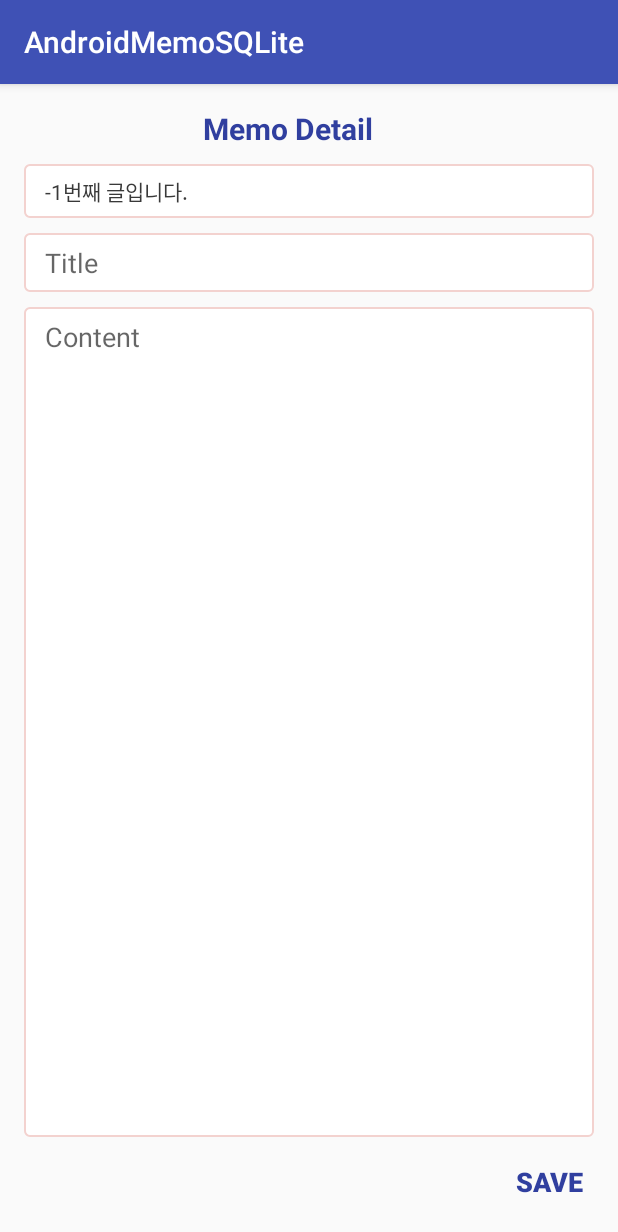
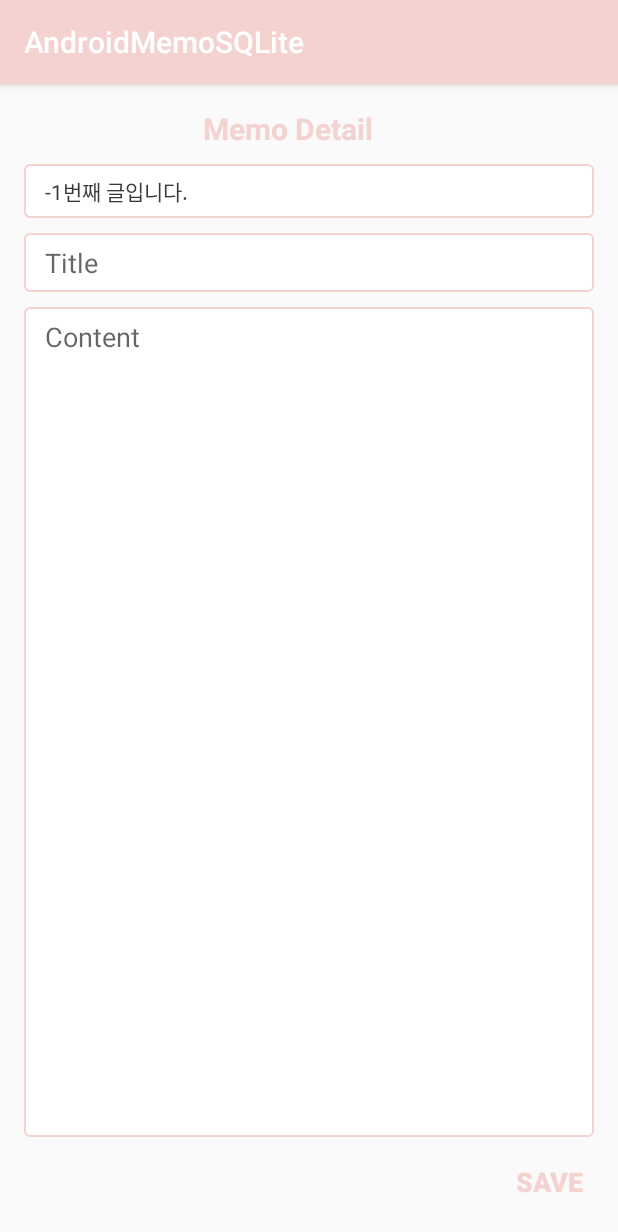
Before and after one commit to Hanturtle/OSS_TeamProject, an Android app: the MemoActivity screen opened directly, with no data from a screen before it, on a phone screen of 412 x 824 dp. Shown: the top 1232 px of the screen. Run offline under Robolectric (Android 15) with nearby library versions, the phone set to English and light mode, and no system bars.

Commit message:
스타일, 컬러 수정

```diff
--- a/app/src/main/res/values/colors.xml
+++ b/app/src/main/res/values/colors.xml
@@ -1,6 +1,9 @@
 <?xml version="1.0" encoding="utf-8"?>
 <resources>
-    <color name="colorPrimary">#3F51B5</color>
-    <color name="colorPrimaryDark">#303F9F</color>
-    <color name="colorAccent">#FF4081</color>
+    <color name="colorPrimary">#f3d2cf</color>
+    <color name="colorPrimaryDark">#f3d2cf</color>
+    <color name="colorAccent">#f3d2cf</color>
+    <color name="colorPrimaryLight">#FFECB3</color>
+    <color name="colorTextGray">#757575</color>
+    <color name="colorDivider">#BDBDBD</color>
 </resources>
--- a/app/src/main/res/values/styles.xml
+++ b/app/src/main/res/values/styles.xml
@@ -1,5 +1,4 @@
 <resources>
-
     <!-- Base application theme. -->
     <style name="AppTheme" parent="Theme.AppCompat.Light.DarkActionBar">
         <!-- Customize your theme here. -->
```
